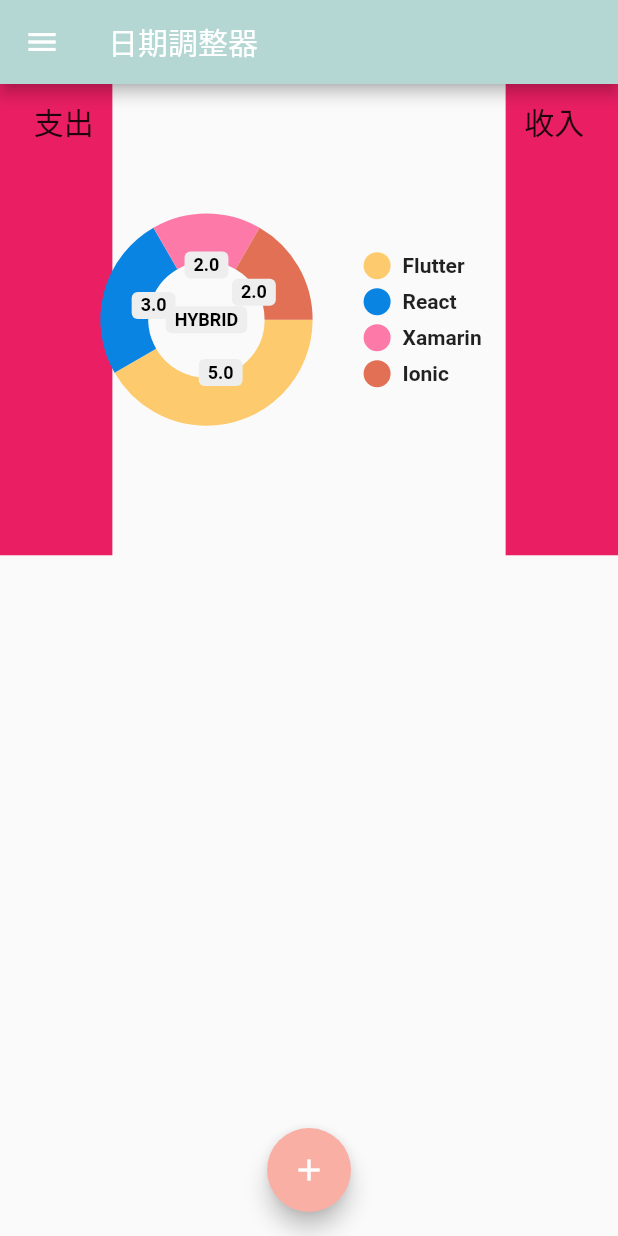
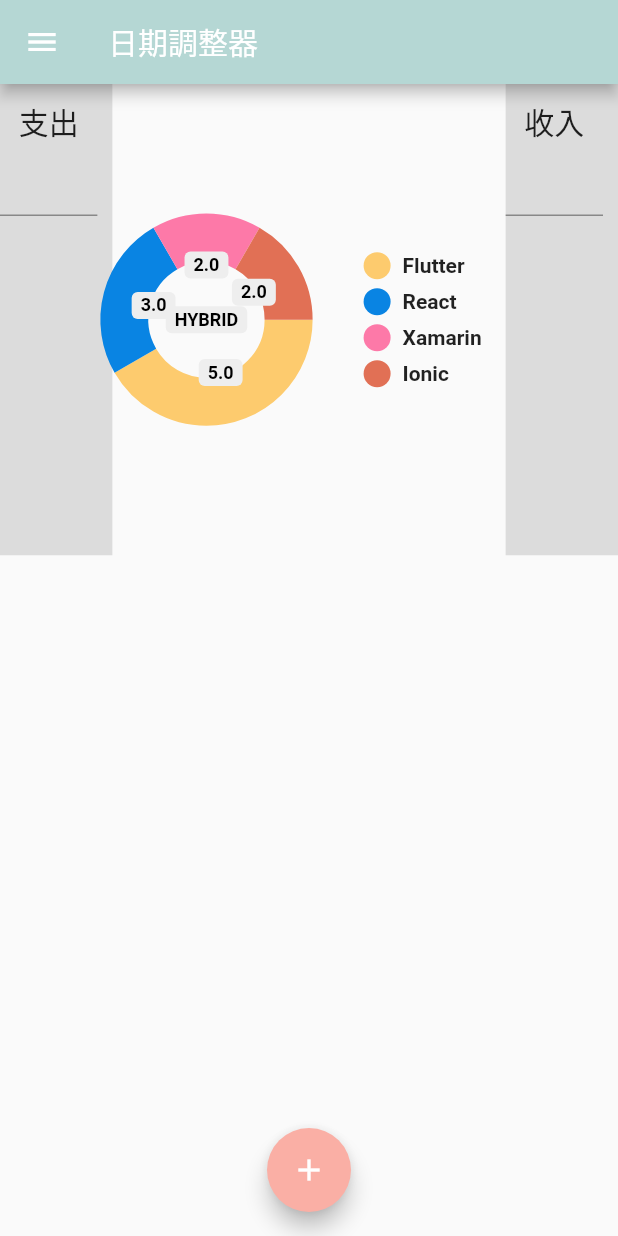
Before and after one commit to fang1204/flutter-account-app, a Flutter app: the screen it shows after launch, on a phone screen of 412 x 824 dp. Run offline on Flutter 3.47's test engine with Material 2 defaults, Android fonts, the phone set to English and light mode, and no system bars; drawn by our look-alikes of pie_chart; our stand-ins replace responsive_sizer.

Commit message:
畫圓餅圖和收入支出的格子，剩下監聽拉過來

```diff
--- a/account_app/lib/home.dart
+++ b/account_app/lib/home.dart
@@ -93,20 +93,32 @@ class _HomePageState extends State<HomePage> {
                       //上左:支出
                       flex: 2,
                       child: Container(
-                          padding: EdgeInsets.only(left: 10, top: 10),
-                          color: Colors.pink,
-                          alignment: Alignment.topCenter,
-                          child: Text(
-                            '支出',
-                            style: TextStyle(fontSize: 20),
-                          )),
+                        padding: EdgeInsets.only(right: 10, top: 10),
+                        color: Colors.black12,
+                        alignment: Alignment.topCenter,
+                        // child: Text(
+                        //   '收入',
+                        //   style: TextStyle(fontSize: 20),
+                        // )
+                        child: Column(
+                          children: [
+                            Text(
+                              '支出',
+                              style: TextStyle(fontSize: 20),
+                            ),
+                            TextField(
+                              onChanged: (text) {
+                                print('收入:\n $text');
+                              },
+                            )
+                          ],
+                        ),
+                      ),
                     ),
                     Expanded(
                       //上中:結餘
                       flex: 7,
-                      child: Container(
-                          alignment: Alignment.center,
-                          child: OutcomeChart(),
+                      child: OutcomeChart(
                           // child: Text(
                           //   '結餘',
                           //   style: TextStyle(fontSize: 20),
@@ -118,12 +130,27 @@ class _HomePageState extends State<HomePage> {
                       flex: 2,
                       child: Container(
                           padding: EdgeInsets.only(right: 10, top: 10),
-                          color: Colors.pink,
+                          color: Colors.black12,
                           alignment: Alignment.topCenter,
-                          child: Text(
-                            '收入',
-                            style: TextStyle(fontSize: 20),
-                          )),
+                          // child: Text(
+                          //   '收入',
+                          //   style: TextStyle(fontSize: 20),
+                          // )
+                        child: Column(
+                            children: [
+                              Text(
+                                '收入',
+                                style: TextStyle(fontSize: 20),
+                              ),
+                              TextField(
+                                onChanged: (text) {
+                                  print('收入:\n $text');
+                                },
+                              )
+                            ],
+                        ),
+                      )
+                      ,
                     ),
                   ],
                 )),
```
